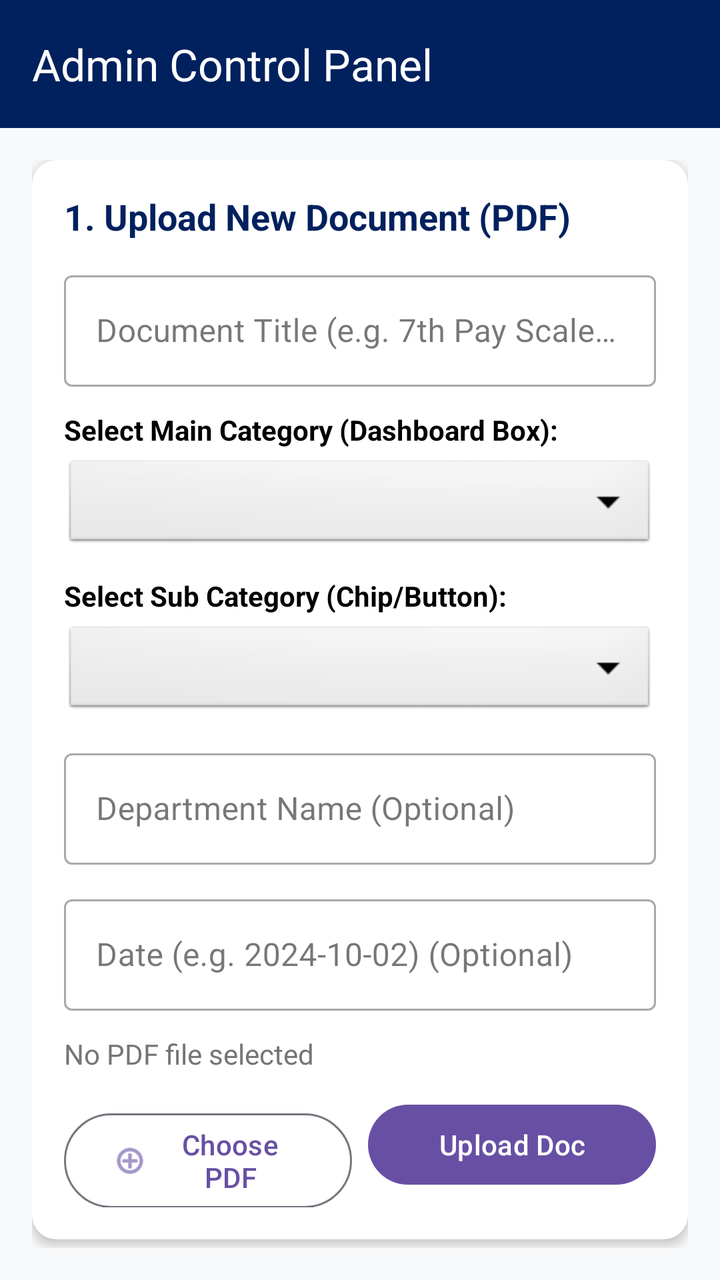
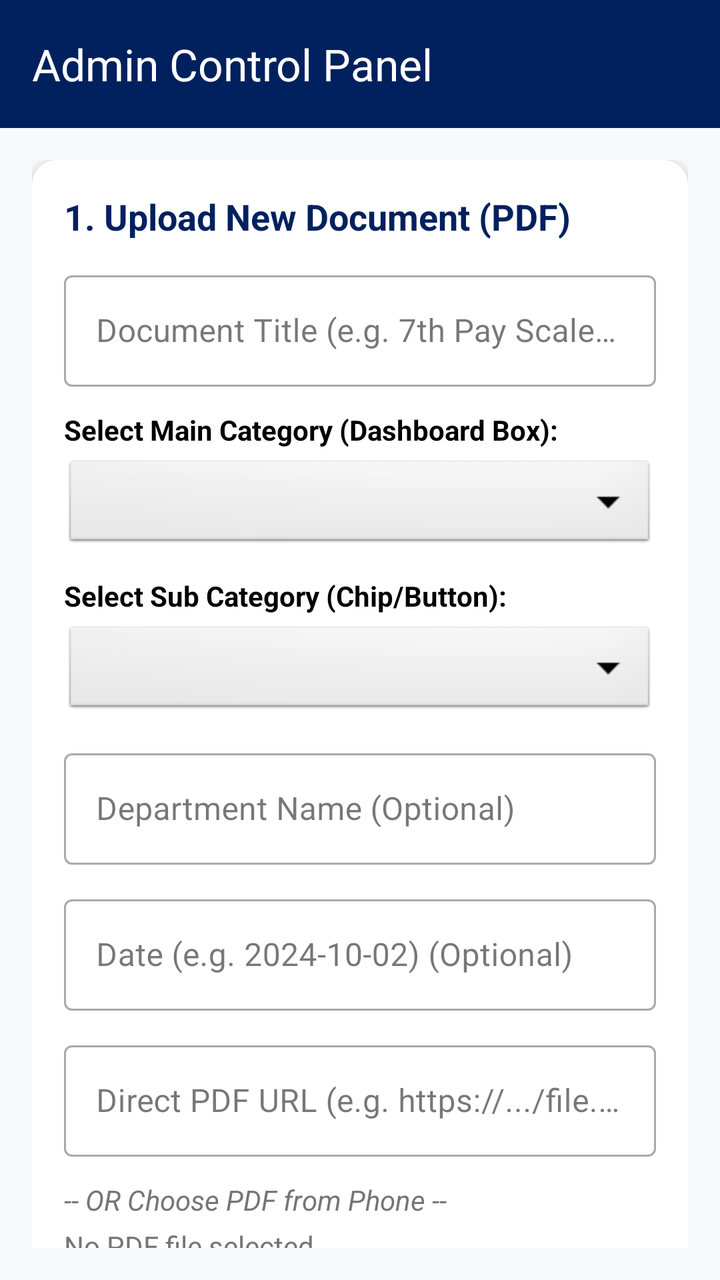

An Android layout rendered at two revisions. The XML below is the earlier revision; the diff shows what the commit changed to produce the second picture.
<!-- AndroidManifest.xml: application theme Theme.KarmchariKatta -->
<!-- res/layout/activity_admin.xml -->
<?xml version="1.0" encoding="utf-8"?>
<androidx.coordinatorlayout.widget.CoordinatorLayout xmlns:android="http://schemas.android.com/apk/res/android"
    xmlns:app="http://schemas.android.com/apk/res-auto"
    xmlns:tools="http://schemas.android.com/tools"
    android:layout_width="match_parent"
    android:layout_height="match_parent"
    android:background="@color/bg_light"
    tools:context=".AdminActivity">

    <com.google.android.material.appbar.AppBarLayout
        android:layout_width="match_parent"
        android:layout_height="wrap_content"
        android:background="@color/primary_dark">

        <com.google.android.material.appbar.MaterialToolbar
            android:id="@+id/toolbar_admin"
            android:layout_width="match_parent"
            android:layout_height="?attr/actionBarSize"
            app:title="Admin Control Panel"
            app:titleTextColor="@color/white" />

    </com.google.android.material.appbar.AppBarLayout>

    <androidx.core.widget.NestedScrollView
        android:layout_width="match_parent"
        android:layout_height="match_parent"
        android:padding="16dp"
        app:layout_behavior="@string/appbar_scrolling_view_behavior">

        <LinearLayout
            android:layout_width="match_parent"
            android:layout_height="wrap_content"
            android:orientation="vertical">

            
            <com.google.android.material.card.MaterialCardView
                android:layout_width="match_parent"
                android:layout_height="wrap_content"
                android:layout_marginBottom="20dp"
                app:cardBackgroundColor="@color/white"
                app:cardCornerRadius="12dp"
                app:cardElevation="3dp"
                app:strokeWidth="0dp">

                <LinearLayout
                    android:layout_width="match_parent"
                    android:layout_height="wrap_content"
                    android:orientation="vertical"
                    android:padding="16dp">

                    <TextView
                        android:layout_width="wrap_content"
                        android:layout_height="wrap_content"
                        android:text="1. Upload New Document (PDF)"
                        android:textColor="@color/primary_dark"
                        android:textSize="18sp"
                        android:textStyle="bold" />

                    <com.google.android.material.textfield.TextInputLayout
                        style="@style/Widget.MaterialComponents.TextInputLayout.OutlinedBox"
                        android:layout_width="match_parent"
                        android:layout_height="wrap_content"
                        android:layout_marginTop="12dp"
                        android:hint="Document Title (e.g. 7th Pay Scale Update)">

                        <com.google.android.material.textfield.TextInputEditText
                            android:id="@+id/edit_doc_title"
                            android:layout_width="match_parent"
                            android:layout_height="wrap_content"
                            android:inputType="textCapSentences" />
                    </com.google.android.material.textfield.TextInputLayout>

                    <TextView
                        android:layout_width="wrap_content"
                        android:layout_height="wrap_content"
                        android:layout_marginTop="12dp"
                        android:text="Select Main Category (Dashboard Box):"
                        android:textColor="@color/black"
                        android:textStyle="bold" />

                    <Spinner
                        android:id="@+id/spinner_main_category"
                        android:layout_width="match_parent"
                        android:layout_height="48dp"
                        android:layout_marginTop="4dp"
                        android:background="@android:drawable/btn_dropdown" />

                    <TextView
                        android:layout_width="wrap_content"
                        android:layout_height="wrap_content"
                        android:layout_marginTop="12dp"
                        android:text="Select Sub Category (Chip/Button):"
                        android:textColor="@color/black"
                        android:textStyle="bold" />

                    <Spinner
                        android:id="@+id/spinner_sub_category"
                        android:layout_width="match_parent"
                        android:layout_height="48dp"
                        android:layout_marginTop="4dp"
                        android:background="@android:drawable/btn_dropdown" />

                    <com.google.android.material.textfield.TextInputLayout
                        style="@style/Widget.MaterialComponents.TextInputLayout.OutlinedBox"
                        android:layout_width="match_parent"
                        android:layout_height="wrap_content"
                        android:layout_marginTop="12dp"
                        android:hint="Department Name (Optional)">

                        <com.google.android.material.textfield.TextInputEditText
                            android:id="@+id/edit_doc_department"
                            android:layout_width="match_parent"
                            android:layout_height="wrap_content" />
                    </com.google.android.material.textfield.TextInputLayout>

                    <com.google.android.material.textfield.TextInputLayout
                        style="@style/Widget.MaterialComponents.TextInputLayout.OutlinedBox"
                        android:layout_width="match_parent"
                        android:layout_height="wrap_content"
                        android:layout_marginTop="12dp"
                        android:hint="Date (e.g. 2024-10-02) (Optional)">

                        <com.google.android.material.textfield.TextInputEditText
                            android:id="@+id/edit_doc_date"
                            android:layout_width="match_parent"
                            android:layout_height="wrap_content" />
                    </com.google.android.material.textfield.TextInputLayout>

                    <TextView
                        android:id="@+id/text_selected_file"
                        android:layout_width="wrap_content"
                        android:layout_height="wrap_content"
                        android:layout_marginTop="12dp"
                        android:text="No PDF file selected"
                        android:textColor="#757575" />

                    <LinearLayout
                        android:layout_width="match_parent"
                        android:layout_height="wrap_content"
                        android:layout_marginTop="12dp"
                        android:orientation="horizontal">

                        <com.google.android.material.button.MaterialButton
                            android:id="@+id/btn_select_pdf"
                            style="@style/Widget.Material3.Button.OutlinedButton"
                            android:layout_width="0dp"
                            android:layout_height="wrap_content"
                            android:layout_weight="1"
                            android:text="Choose PDF"
                            app:icon="@android:drawable/ic_menu_add" />

                        <com.google.android.material.button.MaterialButton
                            android:id="@+id/btn_upload_doc"
                            android:layout_width="0dp"
                            android:layout_height="wrap_content"
                            android:layout_marginStart="8dp"
                            android:layout_weight="1"
                            android:text="Upload Doc" />
                    </LinearLayout>

                    <ProgressBar
                        android:id="@+id/progress_upload_doc"
                        style="?android:attr/progressBarStyleHorizontal"
                        android:layout_width="match_parent"
                        android:layout_height="wrap_content"
                        android:layout_marginTop="8dp"
                        android:visibility="gone" />

                </LinearLayout>

            </com.google.android.material.card.MaterialCardView>

            
            <com.google.android.material.card.MaterialCardView
                android:layout_width="match_parent"
                android:layout_height="wrap_content"
                android:layout_marginBottom="24dp"
                app:cardBackgroundColor="@color/white"
                app:cardCornerRadius="12dp"
                app:cardElevation="3dp"
                app:strokeWidth="0dp">

                <LinearLayout
                    android:layout_width="match_parent"
                    android:layout_height="wrap_content"
                    android:orientation="vertical"
                    android:padding="16dp">

                    <TextView
                        android:layout_width="wrap_content"
                        android:layout_height="wrap_content"
                        android:text="2. Publish Important Notice &amp; Blog"
                        android:textColor="@color/notice_red"
                        android:textSize="18sp"
                        android:textStyle="bold" />

                    <com.google.android.material.textfield.TextInputLayout
                        style="@style/Widget.MaterialComponents.TextInputLayout.OutlinedBox"
                        android:layout_width="match_parent"
                        android:layout_height="wrap_content"
                        android:layout_marginTop="12dp"
                        android:hint="Notice Heading (e.g. महत्वाच्या सूचना)">

                        <com.google.android.material.textfield.TextInputEditText
                            android:id="@+id/edit_notice_title"
                            android:layout_width="match_parent"
                            android:layout_height="wrap_content" />
                    </com.google.android.material.textfield.TextInputLayout>

                    <com.google.android.material.textfield.TextInputLayout
                        style="@style/Widget.MaterialComponents.TextInputLayout.OutlinedBox"
                        android:layout_width="match_parent"
                        android:layout_height="wrap_content"
                        android:layout_marginTop="12dp"
                        android:hint="Display Message">

                        <com.google.android.material.textfield.TextInputEditText
                            android:id="@+id/edit_notice_message"
                            android:layout_width="match_parent"
                            android:layout_height="wrap_content"
                            android:inputType="textMultiLine"
                            android:minLines="2" />
                    </com.google.android.material.textfield.TextInputLayout>

                    <com.google.android.material.textfield.TextInputLayout
                        style="@style/Widget.MaterialComponents.TextInputLayout.OutlinedBox"
                        android:layout_width="match_parent"
                        android:layout_height="wrap_content"
                        android:layout_marginTop="12dp"
                        android:hint="Blog or Web URL (e.g. https://yourblog.com)">

                        <com.google.android.material.textfield.TextInputEditText
                            android:id="@+id/edit_notice_blog_url"
                            android:layout_width="match_parent"
                            android:layout_height="wrap_content"
                            android:inputType="textUri" />
                    </com.google.android.material.textfield.TextInputLayout>

                    <com.google.android.material.button.MaterialButton
                        android:id="@+id/btn_publish_notice"
                        android:layout_width="match_parent"
                        android:layout_height="wrap_content"
                        android:layout_marginTop="16dp"
                        android:backgroundTint="@color/notice_red"
                        android:text="Publish Notice" />

                    <ProgressBar
                        android:id="@+id/progress_notice"
                        style="?android:attr/progressBarStyleHorizontal"
                        android:layout_width="match_parent"
                        android:layout_height="wrap_content"
                        android:layout_marginTop="8dp"
                        android:visibility="gone" />

                </LinearLayout>

            </com.google.android.material.card.MaterialCardView>

        </LinearLayout>

    </androidx.core.widget.NestedScrollView>

</androidx.coordinatorlayout.widget.CoordinatorLayout>
<!-- resources referenced by this layout -->
<resources>
  <color name="bg_light">#F8F9FA</color>
  <color name="black">#FF000000</color>
  <color name="notice_red">#D32F2F</color>
  <color name="primary_dark">#00215E</color>
  <color name="white">#FFFFFFFF</color>
  <style name="Theme.KarmchariKatta" parent="Base.Theme.KarmchariKatta" />
  <style name="Base.Theme.KarmchariKatta" parent="Theme.Material3.DayNight.NoActionBar">
          
          
      </style>
</resources>

<!-- the commit's change to res/layout/activity_admin.xml (unified diff, before → after) -->
@@ -126,11 +126,34 @@
                             android:layout_height="wrap_content" />
                     </com.google.android.material.textfield.TextInputLayout>
 
+                    <com.google.android.material.textfield.TextInputLayout
+                        style="@style/Widget.MaterialComponents.TextInputLayout.OutlinedBox"
+                        android:layout_width="match_parent"
+                        android:layout_height="wrap_content"
+                        android:layout_marginTop="12dp"
+                        android:hint="Direct PDF URL (e.g. https://.../file.pdf)">
+
+                        <com.google.android.material.textfield.TextInputEditText
+                            android:id="@+id/edit_pdf_url"
+                            android:layout_width="match_parent"
+                            android:layout_height="wrap_content"
+                            android:inputType="textUri" />
+                    </com.google.android.material.textfield.TextInputLayout>
+
+                    <TextView
+                        android:id="@+id/text_or_separator"
+                        android:layout_width="wrap_content"
+                        android:layout_height="wrap_content"
+                        android:layout_marginTop="12dp"
+                        android:text="-- OR Choose PDF from Phone --"
+                        android:textColor="#757575"
+                        android:textStyle="italic" />
+
                     <TextView
                         android:id="@+id/text_selected_file"
                         android:layout_width="wrap_content"
                         android:layout_height="wrap_content"
-                        android:layout_marginTop="12dp"
+                        android:layout_marginTop="4dp"
                         android:text="No PDF file selected"
                         android:textColor="#757575" />
 
